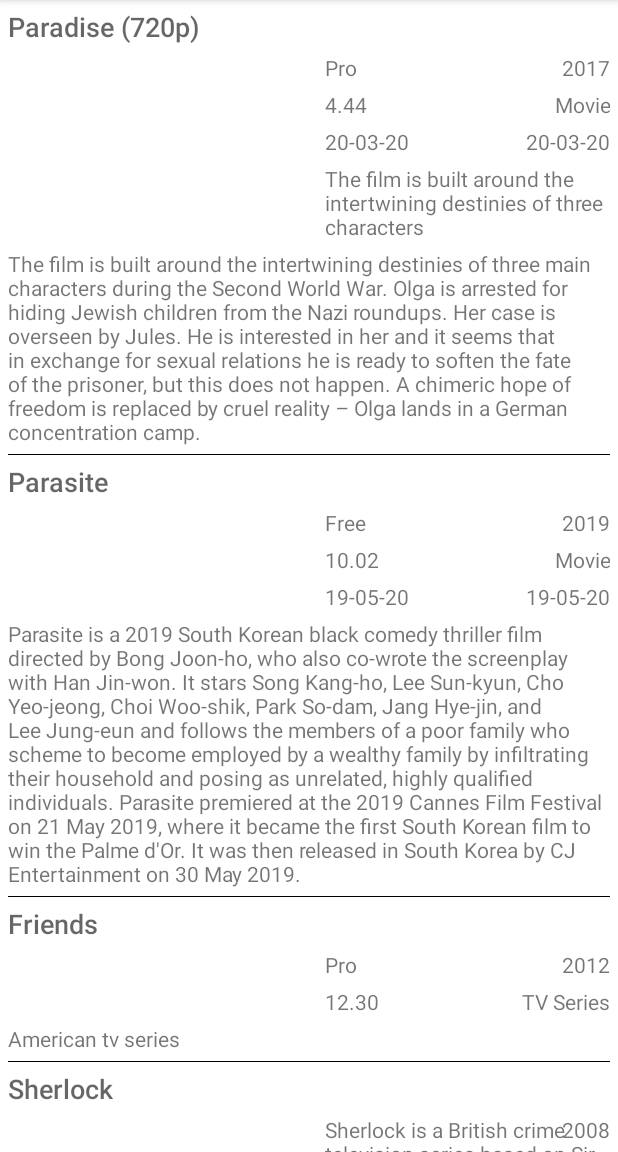
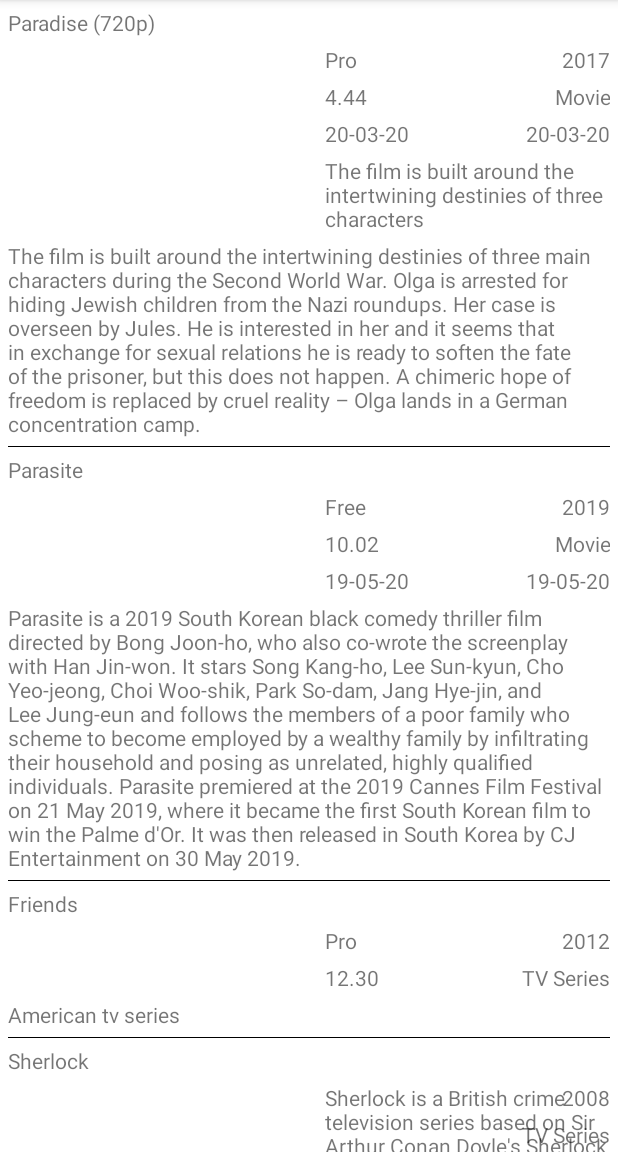
Before and after one commit to dhananjaym2/MoviesListing, an Android app: the screen it shows after launch (MoviesListingActivity), on a phone screen of 412 x 824 dp, the part 84-1236 px from its top. Run offline under Robolectric (Android 15) with nearby library versions, the phone set to English and light mode, and no system bars; our stand-ins replace data binding; libraries missing offline, so code that uses them is left out: org.beyka.tiffbitmapfactory; 6 statements that could not run were skipped.

Commit message:
Resolve code inspection results analyzed by Android Studio.

```diff
--- a/app/src/main/java/sample/movies/listing/MoviesListingFragment.java
+++ b/app/src/main/java/sample/movies/listing/MoviesListingFragment.java
@@ -27,27 +27,22 @@ import sample.movies.listing.util.FileUtils;
 
 public class MoviesListingFragment extends Fragment {
 
-  private RecyclerView moviesRecyclerView;
-  //private MoviesRecyclerAdapter moviesRecyclerAdapter;
   private List<MovieItem> movieList;
   private final String logTag = MoviesListingFragment.class.getSimpleName();
   private FragmentMoviesListingBinding binding;
 
   @Override
-  public View onCreateView(LayoutInflater inflater, ViewGroup container,
+  public View onCreateView(@NonNull LayoutInflater inflater, ViewGroup container,
       Bundle savedInstanceState) {
     // Inflate the layout for this fragment
-    AppLog.debug(logTag, "in onCreateView()");
     binding = DataBindingUtil.inflate(inflater, R.layout.fragment_movies_listing, container, false);
-    View view = binding.getRoot();
-    return view;
+    return binding.getRoot();
   }
 
   public void onViewCreated(@NonNull View view, Bundle savedInstanceState) {
-    AppLog.debug(logTag, "in onViewCreated()");
     super.onViewCreated(view, savedInstanceState);
 
-    moviesRecyclerView = view.findViewById(R.id.moviesRecyclerView);
+    RecyclerView moviesRecyclerView = view.findViewById(R.id.moviesRecyclerView);
 
     String dataAsStringFromAssets = null;
     try {
--- a/app/src/main/java/sample/movies/listing/MoviesRecyclerAdapter.java
+++ b/app/src/main/java/sample/movies/listing/MoviesRecyclerAdapter.java
@@ -124,7 +124,7 @@ class MoviesRecyclerAdapter extends RecyclerView.Adapter<MoviesRecyclerAdapter.V
     return 0;
   }
 
-  class ViewHolder extends RecyclerView.ViewHolder {
+  static class ViewHolder extends RecyclerView.ViewHolder {
 
     MovieItemBinding itemRowBinding;
     ConstraintLayout movieItemParentConstraintLayout;
--- a/app/src/main/java/sample/movies/listing/util/FileUtils.java
+++ b/app/src/main/java/sample/movies/listing/util/FileUtils.java
@@ -29,7 +29,7 @@ public class FileUtils {
 
   public static File getFileFromAssets(Context context, String fileName) {
     AssetManager am = context.getAssets();
-    InputStream inputStream = null;
+    InputStream inputStream;
     try {
       inputStream = am.open("img/" + "TestImage.tif");// same file is used TestImage.tif
       //context.getExternalFilesDir(null)
@@ -48,7 +48,7 @@ public class FileUtils {
       if (!f.exists()) {
         OutputStream outputStream = new FileOutputStream(f);
         byte[] buffer = new byte[1024];
-        int length = 0;
+        int length;
 
         while ((length = inputStream.read(buffer)) > 0) {
           outputStream.write(buffer, 0, length);
--- a/app/src/main/java/sample/movies/listing/util/TiffFileReader.java
+++ b/app/src/main/java/sample/movies/listing/util/TiffFileReader.java
@@ -20,7 +20,6 @@ public class TiffFileReader {
     for (int i = 0; i < dirCount; i++) {
       options.inDirectoryNumber = i;
       TiffBitmapFactory.decodeFile(file, options);
-      int curDir = options.outCurDirectoryNumber;
       int width = options.outWidth;
       int height = options.outHeight;
       //Change sample size if width or height bigger than required width or height
--- a/app/src/main/res/layout/fragment_movies_listing.xml
+++ b/app/src/main/res/layout/fragment_movies_listing.xml
@@ -3,7 +3,7 @@
     xmlns:app="http://schemas.android.com/apk/res-auto"
     xmlns:tools="http://schemas.android.com/tools"
     >
-  <data></data>
+  <data />
 
   <androidx.constraintlayout.widget.ConstraintLayout
       android:layout_width="match_parent"
--- a/app/src/main/res/layout/movie_item.xml
+++ b/app/src/main/res/layout/movie_item.xml
@@ -31,10 +31,9 @@
         android:layout_height="wrap_content"
         android:layout_marginBottom="@dimen/defaultSmallMarginForViewsInMovieItem"
         android:text="@{movieItem.name}"
-        android:textAppearance="@android:style/TextAppearance.DeviceDefault.Medium"
         app:layout_constraintStart_toStartOf="parent"
         app:layout_constraintTop_toTopOf="parent"
-        tools:text="Name: Avengers"
+        tools:text="@string/Name"
         />
 
     <ImageView
@@ -58,6 +57,7 @@
         android:visibility="@{TextUtils.isEmpty(movieItem.payment_plan)? View.GONE : View.VISIBLE}"
         app:layout_constraintStart_toEndOf="@id/posterImageView"
         app:layout_constraintTop_toBottomOf="@id/nameTextView"
+        tools:text="@string/Plan"
         />
 
     <TextView
@@ -72,6 +72,7 @@
         app:layout_constraintEnd_toEndOf="parent"
         app:layout_constraintStart_toEndOf="@id/planTextView"
         app:layout_constraintTop_toBottomOf="@id/nameTextView"
+        tools:text="@string/ReleaseYear"
         />
 
     <androidx.constraintlayout.widget.Barrier
@@ -94,6 +95,7 @@
         android:visibility="@{TextUtils.isEmpty(movieItem.video_duration)? View.GONE : View.VISIBLE}"
         app:layout_constraintStart_toEndOf="@id/posterImageView"
         app:layout_constraintTop_toBottomOf="@id/durationAndTypeBarrier"
+        tools:text="@string/Duration"
         />
 
     <TextView
@@ -108,6 +110,7 @@
         app:layout_constraintEnd_toEndOf="parent"
         app:layout_constraintStart_toEndOf="@id/durationTextView"
         app:layout_constraintTop_toBottomOf="@id/durationAndTypeBarrier"
+        tools:text="@string/Type"
         />
 
     <androidx.constraintlayout.widget.Barrier
@@ -130,6 +133,7 @@
         android:visibility="@{TextUtils.isEmpty(movieItem.created_on)? View.GONE : View.VISIBLE}"
         app:layout_constraintStart_toEndOf="@id/posterImageView"
         app:layout_constraintTop_toBottomOf="@id/createdAndUpdatedOnBarrier"
+        tools:text="@string/CreatedOn"
         />
 
     <TextView
@@ -144,6 +148,7 @@
         app:layout_constraintEnd_toEndOf="parent"
         app:layout_constraintStart_toEndOf="@id/createdOnTextView"
         app:layout_constraintTop_toBottomOf="@id/createdAndUpdatedOnBarrier"
+        tools:text="@string/UpdatedOn"
         />
 
     <androidx.constraintlayout.widget.Barrier
@@ -167,6 +172,7 @@
         app:layout_constraintEnd_toEndOf="parent"
         app:layout_constraintStart_toEndOf="@id/posterImageView"
         app:layout_constraintTop_toBottomOf="@id/shortDescriptionBarrier"
+        tools:text="@string/ShortDescription"
         />
 
     <androidx.constraintlayout.widget.Barrier
@@ -188,6 +194,7 @@
         app:layout_constraintEnd_toEndOf="parent"
         app:layout_constraintStart_toStartOf="parent"
         app:layout_constraintTop_toBottomOf="@id/descriptionBarrier"
+        tools:text="@string/Description"
         />
 
     <View
--- a/app/src/main/res/values/dimens.xml
+++ b/app/src/main/res/values/dimens.xml
@@ -1,5 +1,4 @@
 <resources>
-  <dimen name="fab_margin">16dp</dimen>
   <dimen name="defaultSmallMarginForViewsInMovieItem">5dp</dimen>
   <dimen name="separatorViewHeightInMovieItem">0.3dp</dimen>
 </resources>
```
